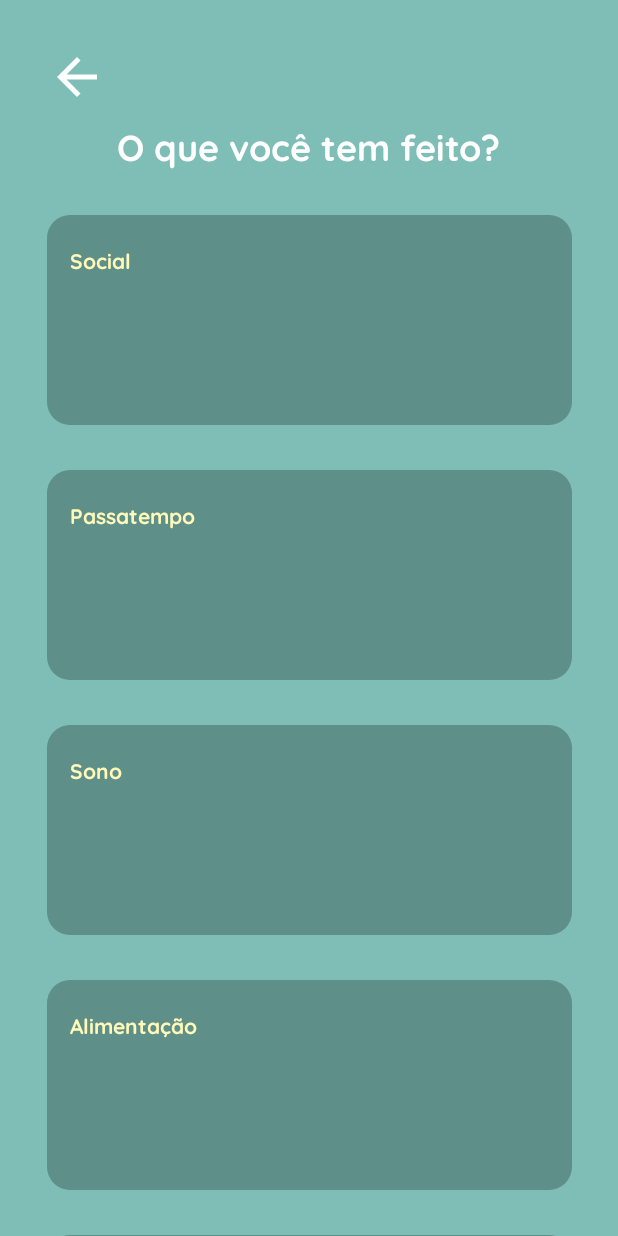
After one commit to eurenaneu/moodyDuck, an Android app: the FormRegistro screen opened directly, with no data from a screen before it, on a phone screen of 412 x 824 dp. The commit adds this screen. Run offline under Robolectric (Android 15) with nearby library versions, the phone set to English and light mode, and no system bars.

```diff
--- a/app/src/main/AndroidManifest.xml
+++ b/app/src/main/AndroidManifest.xml
@@ -9,6 +9,9 @@
         android:roundIcon="@mipmap/ic_launcher_round"
         android:supportsRtl="true"
         android:theme="@style/Theme.MoodyDuck">
+        <activity
+            android:name=".FormRegistro"
+            android:exported="false" />
         <activity
             android:name=".AddRegistro"
             android:exported="false" />
--- a/app/src/main/java/com/example/moodyduck/AddRegistro.java
+++ b/app/src/main/java/com/example/moodyduck/AddRegistro.java
@@ -10,7 +10,6 @@ import android.graphics.Color;
 import android.graphics.drawable.ColorDrawable;
 import android.os.Bundle;
 import android.view.View;
-import android.widget.ArrayAdapter;
 import android.widget.Button;
 import android.widget.DatePicker;
 import android.widget.TextView;
@@ -18,7 +17,6 @@ import android.widget.TimePicker;
 
 import java.text.ParseException;
 import java.text.SimpleDateFormat;
-import java.time.ZonedDateTime;
 import java.util.Calendar;
 import java.util.Date;
 
@@ -140,4 +138,8 @@ public class AddRegistro extends AppCompatActivity {
             timePickerDialog.updateTime(hora, min);
             timePickerDialog.show();
     }
+
+    public void comecarRegistro(View v){
+        startActivity(new Intent(this, FormRegistro.class));
+    }
 }
--- /dev/null
+++ b/app/src/main/java/com/example/moodyduck/FormRegistro.java
@@ -0,0 +1,14 @@
+package com.example.moodyduck;
+
+import androidx.appcompat.app.AppCompatActivity;
+
+import android.os.Bundle;
+
+public class FormRegistro extends AppCompatActivity {
+
+    @Override
+    protected void onCreate(Bundle savedInstanceState) {
+        super.onCreate(savedInstanceState);
+        setContentView(R.layout.activity_form_registro);
+    }
+}
--- /dev/null
+++ b/app/src/main/res/drawable/boxregistro.xml
@@ -0,0 +1,5 @@
+<?xml version="1.0" encoding="utf-8"?>
+<shape xmlns:android="http://schemas.android.com/apk/res/android" android:shape="rectangle">
+    <corners android:radius="15dp"/>
+    <solid android:color="#40000000"/>
+</shape>
--- a/app/src/main/res/layout/activity_add_registro.xml
+++ b/app/src/main/res/layout/activity_add_registro.xml
@@ -50,6 +50,7 @@
         android:layout_marginTop="90dp"
         android:adjustViewBounds="true"
         android:background="@color/amalero"
+        android:onClick="comecarRegistro"
         android:scaleType="centerCrop"
         app:layout_constraintEnd_toStartOf="@+id/imageNeutro"
         app:layout_constraintStart_toStartOf="parent"
@@ -63,6 +64,7 @@
         android:layout_marginTop="90dp"
         android:adjustViewBounds="true"
         android:background="@color/amalero"
+        android:onClick="comecarRegistro"
         android:scaleType="centerCrop"
         app:layout_constraintEnd_toEndOf="parent"
         app:layout_constraintStart_toStartOf="parent"
@@ -76,6 +78,7 @@
         android:layout_marginTop="90dp"
         android:adjustViewBounds="true"
         android:background="@color/amalero"
+        android:onClick="comecarRegistro"
         android:scaleType="centerCrop"
         app:layout_constraintEnd_toEndOf="parent"
         app:layout_constraintStart_toEndOf="@+id/imageNeutro"
--- /dev/null
+++ b/app/src/main/res/layout/activity_form_registro.xml
@@ -0,0 +1,171 @@
+<?xml version="1.0" encoding="utf-8"?>
+<androidx.constraintlayout.widget.ConstraintLayout xmlns:android="http://schemas.android.com/apk/res/android"
+    xmlns:app="http://schemas.android.com/apk/res-auto"
+    xmlns:tools="http://schemas.android.com/tools"
+    android:layout_width="match_parent"
+    android:layout_height="match_parent"
+    android:background="@color/ciano"
+    tools:context=".FormRegistro">
+
+    <Button
+        android:id="@+id/bVoltar"
+        android:layout_width="40dp"
+        android:layout_height="40dp"
+        android:layout_marginStart="31dp"
+        android:layout_marginTop="31dp"
+        android:background="@drawable/ic_ontem"
+        app:layout_constraintStart_toStartOf="parent"
+        app:layout_constraintTop_toTopOf="parent" />
+
+    <TextView
+        android:id="@+id/textView10"
+        android:layout_width="wrap_content"
+        android:layout_height="wrap_content"
+        android:layout_marginTop="80dp"
+        android:fontFamily="@font/qckbold"
+        android:text="O que você tem feito?"
+        android:textColor="@color/white"
+        android:textSize="24sp"
+        app:layout_constraintEnd_toEndOf="parent"
+        app:layout_constraintStart_toStartOf="parent"
+        app:layout_constraintTop_toTopOf="parent" />
+
+    <View
+        android:id="@+id/viewSocial"
+        android:layout_width="350dp"
+        android:layout_height="140dp"
+        android:layout_marginTop="30dp"
+        android:background="@drawable/boxregistro"
+        app:layout_constraintEnd_toEndOf="parent"
+        app:layout_constraintStart_toStartOf="parent"
+        app:layout_constraintTop_toBottomOf="@+id/textView10" />
+
+    <TextView
+        android:id="@+id/tituloSocial"
+        android:layout_width="wrap_content"
+        android:layout_height="wrap_content"
+        android:fontFamily="@font/qckbold"
+        android:layout_marginTop="20dp"
+        android:layout_marginStart="15dp"
+        android:text="Social"
+        android:textColor="@color/amalero"
+        android:textSize="14sp"
+        app:layout_constraintStart_toStartOf="@+id/viewSocial"
+        app:layout_constraintTop_toTopOf="@+id/viewSocial" />
+
+    <View
+        android:id="@+id/viewPassatempo"
+        android:layout_width="350dp"
+        android:layout_height="140dp"
+        android:layout_marginTop="30dp"
+        android:background="@drawable/boxregistro"
+        app:layout_constraintEnd_toEndOf="parent"
+        app:layout_constraintStart_toStartOf="parent"
+        app:layout_constraintTop_toBottomOf="@+id/viewSocial" />
+
+    <TextView
+        android:id="@+id/tituloPassatempo"
+        android:layout_width="wrap_content"
+        android:layout_height="wrap_content"
+        android:fontFamily="@font/qckbold"
+        android:layout_marginTop="20dp"
+        android:layout_marginStart="15dp"
+        android:text="Passatempo"
+        android:textColor="@color/amalero"
+        android:textSize="14sp"
+        app:layout_constraintStart_toStartOf="@+id/viewPassatempo"
+        app:layout_constraintTop_toTopOf="@+id/viewPassatempo" />
+
+    <View
+        android:id="@+id/viewSono"
+        android:layout_width="350dp"
+        android:layout_height="140dp"
+        android:layout_marginTop="30dp"
+        android:background="@drawable/boxregistro"
+        app:layout_constraintEnd_toEndOf="parent"
+        app:layout_constraintStart_toStartOf="parent"
+        app:layout_constraintTop_toBottomOf="@+id/viewPassatempo" />
+
+    <TextView
+        android:id="@+id/tituloSono"
+        android:layout_width="wrap_content"
+        android:layout_height="wrap_content"
+        android:fontFamily="@font/qckbold"
+        android:layout_marginTop="20dp"
+        android:layout_marginStart="15dp"
+        android:text="Sono"
+        android:textColor="@color/amalero"
+        android:textSize="14sp"
+        app:layout_constraintStart_toStartOf="@+id/viewSono"
+        app:layout_constraintTop_toTopOf="@+id/viewSono" />
+
+    <View
+        android:id="@+id/viewAlimentacao"
+        android:layout_width="350dp"
+        android:layout_height="140dp"
+        android:layout_marginTop="30dp"
+        android:background="@drawable/boxregistro"
+        app:layout_constraintEnd_toEndOf="parent"
+        app:layout_constraintStart_toStartOf="parent"
+        app:layout_constraintTop_toBottomOf="@+id/viewSono" />
+
+    <TextView
+        android:id="@+id/tituloAlimentacao"
+        android:layout_width="wrap_content"
+        android:layout_height="wrap_content"
+        android:fontFamily="@font/qckbold"
+        android:layout_marginTop="20dp"
+        android:layout_marginStart="15dp"
+        android:text="Alimentação"
+        android:textColor="@color/amalero"
+        android:textSize="14sp"
+        app:layout_constraintStart_toStartOf="@+id/viewAlimentacao"
+        app:layout_constraintTop_toTopOf="@+id/viewAlimentacao" />
+
+    <View
+        android:id="@+id/viewSaude"
+        android:layout_width="350dp"
+        android:layout_height="140dp"
+        android:layout_marginTop="30dp"
+        android:background="@drawable/boxregistro"
+        app:layout_constraintEnd_toEndOf="parent"
+        app:layout_constraintStart_toStartOf="parent"
+        app:layout_constraintTop_toBottomOf="@+id/viewAlimentacao" />
+
+    <TextView
+        android:id="@+id/tituloSaude"
+        android:layout_width="wrap_content"
+        android:layout_height="wrap_content"
+        android:fontFamily="@font/qckbold"
+        android:layout_marginTop="20dp"
+        android:layout_marginStart="15dp"
+        android:text="Saúde"
+        android:textColor="@color/amalero"
+        android:textSize="14sp"
+        app:layout_constraintStart_toStartOf="@+id/viewSaude"
+        app:layout_constraintTop_toTopOf="@+id/viewSaude" />
+
+    <View
+        android:id="@+id/viewTarefas"
+        android:layout_width="350dp"
+        android:layout_height="140dp"
+        android:layout_marginTop="30dp"
+        android:background="@drawable/boxregistro"
+        app:layout_constraintEnd_toEndOf="parent"
+        app:layout_constraintStart_toStartOf="parent"
+        app:layout_constraintTop_toBottomOf="@+id/viewSaude" />
+
+    <TextView
+        android:id="@+id/tituloTarefas"
+        android:layout_width="wrap_content"
+        android:layout_height="wrap_content"
+        android:fontFamily="@font/qckbold"
+        android:layout_marginTop="20dp"
+        android:layout_marginStart="15dp"
+        android:text="Tarefas"
+        android:textColor="@color/amalero"
+        android:textSize="14sp"
+        app:layout_constraintStart_toStartOf="@+id/viewTarefas"
+        app:layout_constraintTop_toTopOf="@+id/viewTarefas" />
+
+</androidx.constraintlayout.widget.ConstraintLayout>
```
